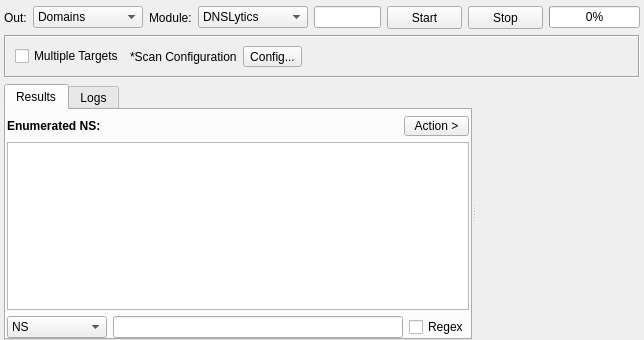
3nock/OTE, file sub3suite/src/enums/ns/NSEnum.ui: the form before one commit.
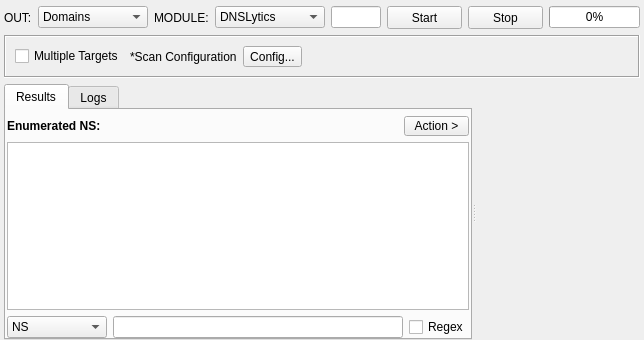
The form after the commit. Custom widgets are drawn as their Qt base class.

```diff
--- a/sub3suite/src/enums/ns/NSEnum.ui
+++ b/sub3suite/src/enums/ns/NSEnum.ui
@@ -31,7 +31,7 @@
      <item>
       <widget class="QLabel" name="labelOut">
        <property name="text">
-        <string>Out:</string>
+        <string>OUT:</string>
        </property>
       </widget>
      </item>
@@ -53,7 +53,7 @@
      <item>
       <widget class="QLabel" name="labelModule">
        <property name="text">
-        <string>Module:</string>
+        <string>MODULE:</string>
        </property>
       </widget>
      </item>
```
Left out of the diff: 2 changed lines with no effect on the pictures.
